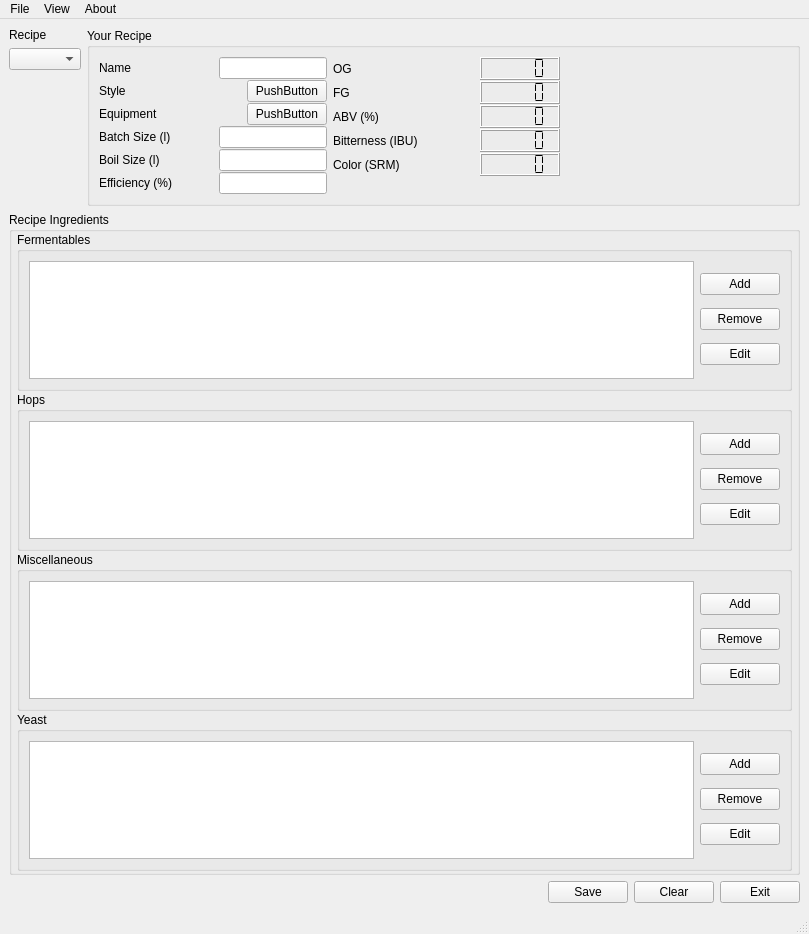
Qt form mainWindow.ui (Brewtarget/brewtarget) before a commit.
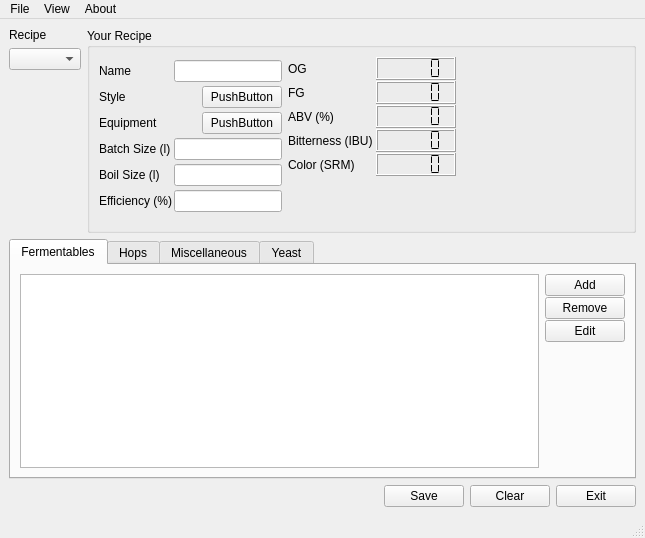
The same form after that commit. Custom widgets are drawn as their Qt base class.

Commit message: Put all the ingredients in tabs on the main window.

```diff
--- a/mainWindow.ui
+++ b/mainWindow.ui
@@ -5,8 +5,8 @@
    <rect>
     <x>0</x>
     <y>0</y>
-    <width>809</width>
-    <height>934</height>
+    <width>645</width>
+    <height>538</height>
    </rect>
   </property>
   <property name="windowTitle" >
@@ -17,8 +17,8 @@
     <rect>
      <x>0</x>
      <y>26</y>
-     <width>809</width>
-     <height>885</height>
+     <width>645</width>
+     <height>489</height>
     </rect>
    </property>
    <layout class="QVBoxLayout" name="verticalLayout_9" >
@@ -80,7 +80,7 @@
              <item>
               <widget class="QLineEdit" name="lineEdit_name" >
                <property name="sizePolicy" >
-                <sizepolicy vsizetype="Preferred" hsizetype="Minimum" >
+                <sizepolicy vsizetype="Fixed" hsizetype="Maximum" >
                  <horstretch>0</horstretch>
                  <verstretch>0</verstretch>
                 </sizepolicy>
@@ -91,6 +91,12 @@
                  <height>0</height>
                 </size>
                </property>
+               <property name="maximumSize" >
+                <size>
+                 <width>150</width>
+                 <height>16777215</height>
+                </size>
+               </property>
               </widget>
              </item>
             </layout>
@@ -100,7 +106,7 @@
              <item>
               <widget class="QLabel" name="label_2" >
                <property name="sizePolicy" >
-                <sizepolicy vsizetype="Preferred" hsizetype="Preferred" >
+                <sizepolicy vsizetype="Preferred" hsizetype="Expanding" >
                  <horstretch>20</horstretch>
                  <verstretch>0</verstretch>
                 </sizepolicy>
@@ -130,7 +136,7 @@
              <item>
               <widget class="QLabel" name="label_3" >
                <property name="sizePolicy" >
-                <sizepolicy vsizetype="Preferred" hsizetype="Preferred" >
+                <sizepolicy vsizetype="Preferred" hsizetype="Expanding" >
                  <horstretch>20</horstretch>
                  <verstretch>0</verstretch>
                 </sizepolicy>
@@ -160,7 +166,7 @@
              <item>
               <widget class="QLabel" name="label_4" >
                <property name="sizePolicy" >
-                <sizepolicy vsizetype="Preferred" hsizetype="MinimumExpanding" >
+                <sizepolicy vsizetype="Preferred" hsizetype="Expanding" >
                  <horstretch>20</horstretch>
                  <verstretch>0</verstretch>
                 </sizepolicy>
@@ -173,7 +179,7 @@
              <item>
               <widget class="QLineEdit" name="lineEdit_batchSize" >
                <property name="sizePolicy" >
-                <sizepolicy vsizetype="Preferred" hsizetype="Minimum" >
+                <sizepolicy vsizetype="Fixed" hsizetype="Maximum" >
                  <horstretch>0</horstretch>
                  <verstretch>0</verstretch>
                 </sizepolicy>
@@ -184,6 +190,12 @@
                  <height>0</height>
                 </size>
                </property>
+               <property name="maximumSize" >
+                <size>
+                 <width>150</width>
+                 <height>16777215</height>
+                </size>
+               </property>
               </widget>
              </item>
             </layout>
@@ -193,7 +205,7 @@
              <item>
               <widget class="QLabel" name="label_5" >
                <property name="sizePolicy" >
-                <sizepolicy vsizetype="Preferred" hsizetype="MinimumExpanding" >
+                <sizepolicy vsizetype="Preferred" hsizetype="Expanding" >
                  <horstretch>20</horstretch>
                  <verstretch>0</verstretch>
                 </sizepolicy>
@@ -206,7 +218,7 @@
              <item>
               <widget class="QLineEdit" name="lineEdit_boilSize" >
                <property name="sizePolicy" >
-                <sizepolicy vsizetype="Preferred" hsizetype="Minimum" >
+                <sizepolicy vsizetype="Fixed" hsizetype="Maximum" >
                  <horstretch>0</horstretch>
                  <verstretch>0</verstretch>
                 </sizepolicy>
@@ -217,6 +229,12 @@
                  <height>0</height>
                 </size>
                </property>
+               <property name="maximumSize" >
+                <size>
+                 <width>150</width>
+                 <height>16777215</height>
+                </size>
+               </property>
               </widget>
              </item>
             </layout>
@@ -226,7 +244,7 @@
              <item>
               <widget class="QLabel" name="label_6" >
                <property name="sizePolicy" >
-                <sizepolicy vsizetype="Preferred" hsizetype="MinimumExpanding" >
+                <sizepolicy vsizetype="Preferred" hsizetype="Expanding" >
                  <horstretch>20</horstretch>
                  <verstretch>0</verstretch>
                 </sizepolicy>
@@ -239,7 +257,7 @@
              <item>
               <widget class="QLineEdit" name="lineEdit_efficiency" >
                <property name="sizePolicy" >
-                <sizepolicy vsizetype="Preferred" hsizetype="Minimum" >
+                <sizepolicy vsizetype="Fixed" hsizetype="Maximum" >
                  <horstretch>0</horstretch>
                  <verstretch>0</verstretch>
                 </sizepolicy>
@@ -250,6 +268,12 @@
                  <height>0</height>
                 </size>
                </property>
+               <property name="maximumSize" >
+                <size>
+                 <width>150</width>
+                 <height>16777215</height>
+                </size>
+               </property>
               </widget>
              </item>
             </layout>
@@ -491,9 +515,12 @@
            <property name="orientation" >
             <enum>Qt::Horizontal</enum>
            </property>
+           <property name="sizeType" >
+            <enum>QSizePolicy::MinimumExpanding</enum>
+           </property>
            <property name="sizeHint" stdset="0" >
             <size>
-             <width>40</width>
+             <width>5</width>
              <height>20</height>
             </size>
            </property>
@@ -505,32 +532,35 @@
      </layout>
     </item>
     <item>
-     <widget class="QGroupBox" name="groupBox_2" >
-      <property name="title" >
-       <string>Recipe Ingredients</string>
+     <widget class="QTabWidget" name="tabWidget" >
+      <property name="sizePolicy" >
+       <sizepolicy vsizetype="Expanding" hsizetype="Expanding" >
+        <horstretch>0</horstretch>
+        <verstretch>0</verstretch>
+       </sizepolicy>
       </property>
-      <layout class="QVBoxLayout" name="verticalLayout_7" >
-       <property name="spacing" >
-        <number>1</number>
-       </property>
-       <property name="leftMargin" >
-        <number>5</number>
-       </property>
-       <property name="topMargin" >
+      <property name="minimumSize" >
+       <size>
+        <width>0</width>
+        <height>200</height>
+       </size>
+      </property>
+      <property name="currentIndex" >
         <number>0</number>
        </property>
-       <property name="rightMargin" >
-        <number>5</number>
+      <widget class="QWidget" name="fermentableTab" >
+       <property name="geometry" >
+        <rect>
+         <x>0</x>
+         <y>0</y>
+         <width>623</width>
+         <height>172</height>
+        </rect>
        </property>
-       <property name="bottomMargin" >
-        <number>1</number>
-       </property>
-       <item>
-        <widget class="QGroupBox" name="groupBox_3" >
-         <property name="title" >
+       <attribute name="title" >
           <string>Fermentables</string>
-         </property>
-         <layout class="QHBoxLayout" name="horizontalLayout_13" >
+       </attribute>
+       <layout class="QHBoxLayout" name="horizontalLayout_19" >
           <item>
            <widget class="FermentableTableWidget" name="fermentableTable" >
             <property name="sizePolicy" >
@@ -573,17 +603,36 @@
               </property>
              </widget>
             </item>
-           </layout>
-          </item>
-         </layout>
-        </widget>
-       </item>
        <item>
-        <widget class="QGroupBox" name="groupBox_4" >
-         <property name="title" >
+           <spacer name="verticalSpacer_3" >
+            <property name="orientation" >
+             <enum>Qt::Vertical</enum>
+            </property>
+            <property name="sizeHint" stdset="0" >
+             <size>
+              <width>20</width>
+              <height>40</height>
+             </size>
+            </property>
+           </spacer>
+          </item>
+         </layout>
+        </item>
+       </layout>
+      </widget>
+      <widget class="QWidget" name="hopsTab" >
+       <property name="geometry" >
+        <rect>
+         <x>0</x>
+         <y>0</y>
+         <width>572</width>
+         <height>172</height>
+        </rect>
+       </property>
+       <attribute name="title" >
           <string>Hops</string>
-         </property>
-         <layout class="QHBoxLayout" name="horizontalLayout_14" >
+       </attribute>
+       <layout class="QHBoxLayout" name="horizontalLayout_20" >
           <item>
            <widget class="HopTableWidget" name="hopTable" />
           </item>
@@ -613,17 +662,28 @@
               </property>
              </widget>
             </item>
-           </layout>
-          </item>
-         </layout>
-        </widget>
-       </item>
        <item>
-        <widget class="QGroupBox" name="groupBox_5" >
-         <property name="title" >
+           <spacer name="verticalSpacer_4" >
+            <property name="orientation" >
+             <enum>Qt::Vertical</enum>
+            </property>
+            <property name="sizeHint" stdset="0" >
+             <size>
+              <width>20</width>
+              <height>40</height>
+             </size>
+            </property>
+           </spacer>
+          </item>
+         </layout>
+        </item>
+       </layout>
+      </widget>
+      <widget class="QWidget" name="miscTab" >
+       <attribute name="title" >
           <string>Miscellaneous</string>
-         </property>
-         <layout class="QHBoxLayout" name="horizontalLayout_15" >
+       </attribute>
+       <layout class="QHBoxLayout" name="horizontalLayout_21" >
           <item>
            <widget class="MiscTableWidget" name="miscTable" />
           </item>
@@ -653,17 +713,28 @@
               </property>
              </widget>
             </item>
-           </layout>
-          </item>
-         </layout>
-        </widget>
-       </item>
        <item>
-        <widget class="QGroupBox" name="groupBox_6" >
-         <property name="title" >
+           <spacer name="verticalSpacer_5" >
+            <property name="orientation" >
+             <enum>Qt::Vertical</enum>
+            </property>
+            <property name="sizeHint" stdset="0" >
+             <size>
+              <width>20</width>
+              <height>40</height>
+             </size>
+            </property>
+           </spacer>
+          </item>
+         </layout>
+        </item>
+       </layout>
+      </widget>
+      <widget class="QWidget" name="tab_3" >
+       <attribute name="title" >
           <string>Yeast</string>
-         </property>
-         <layout class="QHBoxLayout" name="horizontalLayout_16" >
+       </attribute>
+       <layout class="QHBoxLayout" name="horizontalLayout_13" >
           <item>
            <widget class="YeastTableWidget" name="yeastTable" />
           </item>
@@ -693,12 +764,26 @@
               </property>
              </widget>
             </item>
+          <item>
+           <spacer name="verticalSpacer_6" >
+            <property name="orientation" >
+             <enum>Qt::Vertical</enum>
+            </property>
+            <property name="sizeHint" stdset="0" >
+             <size>
+              <width>20</width>
+              <height>40</height>
+             </size>
+            </property>
+           </spacer>
+          </item>
            </layout>
           </item>
          </layout>
-        </widget>
-       </item>
-      </layout>
+       <zorder>yeastTable</zorder>
+       <zorder></zorder>
+       <zorder>yeastTable</zorder>
+      </widget>
      </widget>
     </item>
     <item>
@@ -746,7 +831,7 @@
     <rect>
      <x>0</x>
      <y>0</y>
-     <width>809</width>
+     <width>645</width>
      <height>26</height>
     </rect>
    </property>
@@ -781,8 +866,8 @@
    <property name="geometry" >
     <rect>
      <x>0</x>
-     <y>911</y>
-     <width>809</width>
+     <y>515</y>
+     <width>645</width>
      <height>23</height>
     </rect>
    </property>
```
Lines whose indentation alone changed are shown as unchanged. The commit also changes 1 other file.
